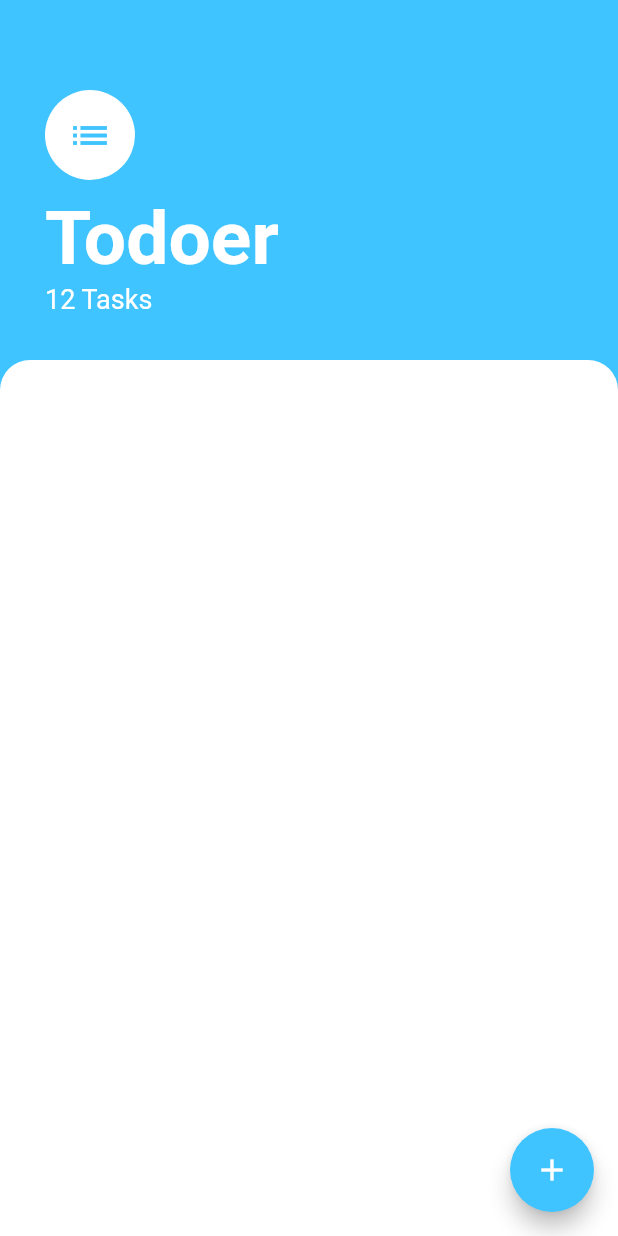
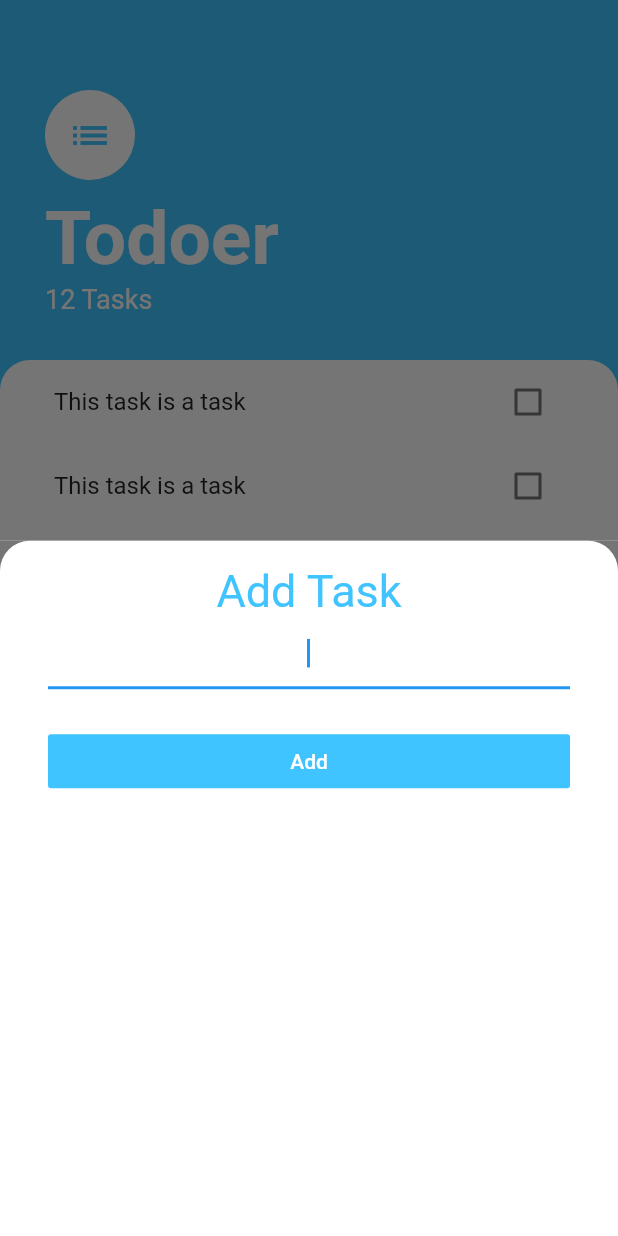
Before and after one commit to Milad9A/Todoer, a Flutter app: the screen it shows after launch, after a tap on the "add" icon, on a phone screen of 412 x 824 dp. Run offline on Flutter 3.47's test engine with Material 2 defaults, Android fonts, the phone set to English and light mode, and no system bars.

Commit message:
Built the thing that comes form the buttom. Able to interact with the checkboxes

```diff
--- /dev/null
+++ b/lib/screens/add_task_screen.dart
@@ -0,0 +1,59 @@
+import 'package:flutter/material.dart';
+
+class AddTaskScreen extends StatelessWidget {
+  @override
+  Widget build(BuildContext context) {
+    return Container(
+      color: Color(
+        0xff757575,
+      ),
+      child: Container(
+        decoration: BoxDecoration(
+          color: Colors.white,
+          borderRadius: BorderRadius.only(
+            topLeft: Radius.circular(20.0),
+            topRight: Radius.circular(20.0),
+          ),
+        ),
+        child: Padding(
+          padding: const EdgeInsets.symmetric(
+            horizontal: 32.0,
+            vertical: 16.0,
+          ),
+          child: Column(
+            crossAxisAlignment: CrossAxisAlignment.stretch,
+            children: <Widget>[
+              Text(
+                'Add Task',
+                textAlign: TextAlign.center,
+                style: TextStyle(
+                  color: Colors.lightBlueAccent,
+                  fontSize: 30.0,
+                ),
+              ),
+              TextField(
+                textAlign: TextAlign.center,
+                autofocus: true,
+              ),
+              SizedBox(
+                height: 24.0,
+              ),
+              FlatButton(
+                onPressed: () {
+                  //TODO Add task to list
+                },
+                color: Colors.lightBlueAccent,
+                child: Text(
+                  'Add',
+                  style: TextStyle(
+                    color: Colors.white,
+                  ),
+                ),
+              ),
+            ],
+          ),
+        ),
+      ),
+    );
+  }
+}
--- a/lib/screens/tasks_screen.dart
+++ b/lib/screens/tasks_screen.dart
@@ -1,4 +1,6 @@
 import 'package:flutter/material.dart';
+import 'package:todoer/widgets/tasks_list.dart';
+import 'package:todoer/screens/add_task_screen.dart';
 
 class TasksScreen extends StatelessWidget {
   @override
@@ -6,7 +8,12 @@ class TasksScreen extends StatelessWidget {
     return Scaffold(
       backgroundColor: Colors.lightBlueAccent,
       floatingActionButton: FloatingActionButton(
-        onPressed: () {},
+        onPressed: () {
+          showModalBottomSheet(
+            context: context,
+            builder: (context) => AddTaskScreen(),
+          );
+        },
         backgroundColor: Colors.lightBlueAccent,
         child: Icon(
           Icons.add,
@@ -57,12 +64,16 @@ class TasksScreen extends StatelessWidget {
           ),
           Expanded(
             child: Container(
+              padding: EdgeInsets.symmetric(
+                horizontal: 20.0,
+              ),
               decoration: BoxDecoration(
                 color: Colors.white,
                 borderRadius: BorderRadius.vertical(
                   top: Radius.circular(20.0),
                 ),
               ),
+              child: TasksList(),
             ),
           ),
         ],
--- /dev/null
+++ b/lib/widgets/task_tile.dart
@@ -0,0 +1,49 @@
+import 'package:flutter/material.dart';
+
+class TaskTile extends StatefulWidget {
+  @override
+  _TaskTileState createState() => _TaskTileState();
+}
+
+class _TaskTileState extends State<TaskTile> {
+  bool isChecked = false;
+
+  @override
+  Widget build(BuildContext context) {
+    return ListTile(
+      title: Text(
+        'This task is a task',
+        style: TextStyle(
+          decoration: isChecked ? TextDecoration.lineThrough : null,
+        ),
+      ),
+      trailing: TaskCheckbox(
+        checkboxState: isChecked,
+        toggleCheckboxState: (bool checkboxState) {
+          setState(() {
+            isChecked = checkboxState;
+          });
+        },
+      ),
+    );
+  }
+}
+
+class TaskCheckbox extends StatelessWidget {
+  final bool checkboxState;
+  final Function toggleCheckboxState;
+
+  const TaskCheckbox({
+    this.checkboxState,
+    this.toggleCheckboxState,
+  });
+
+  @override
+  Widget build(BuildContext context) {
+    return Checkbox(
+      activeColor: Colors.lightBlueAccent,
+      value: checkboxState,
+      onChanged: toggleCheckboxState,
+    );
+  }
+}
--- /dev/null
+++ b/lib/widgets/tasks_list.dart
@@ -0,0 +1,15 @@
+import 'package:flutter/material.dart';
+import 'task_tile.dart';
+
+class TasksList extends StatelessWidget {
+  @override
+  Widget build(BuildContext context) {
+    return ListView(
+      children: <Widget>[
+        TaskTile(),
+        TaskTile(),
+        TaskTile(),
+      ],
+    );
+  }
+}
```
